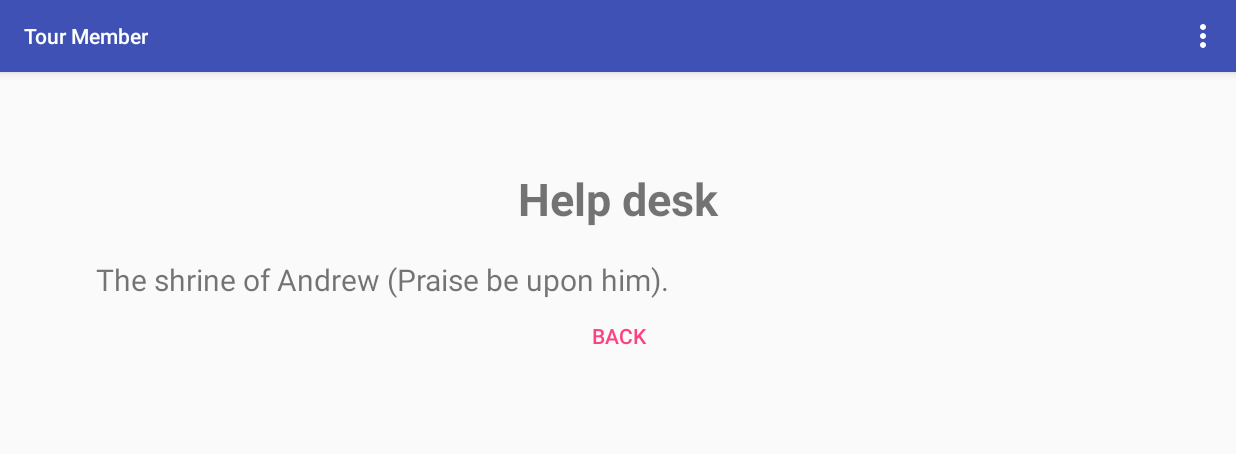
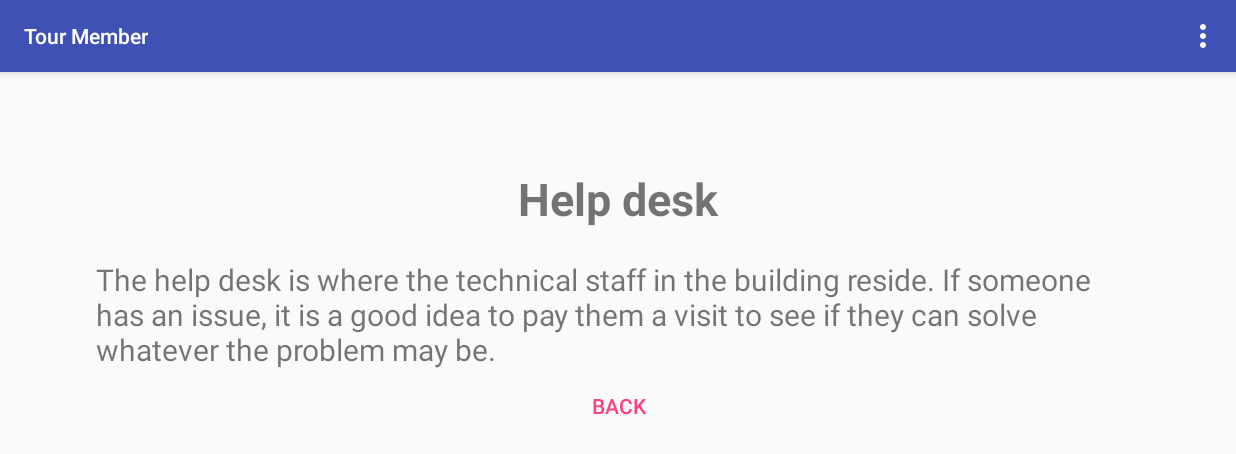
Before and after one commit to tjcdavy/HCIPrototypes, an Android app: the ItemInfo screen opened directly, with no data from a screen before it, on a phone screen of 824 x 412 dp (held sideways). Shown: the top 454 px of the screen. Run offline under Robolectric (Android 15) with nearby library versions, the phone set to English and light mode, and no system bars.

Commit message:
Changed string values to more meaningful text for long descriptions

```diff
--- a/app/src/main/res/values/strings.xml
+++ b/app/src/main/res/values/strings.xml
@@ -53,12 +53,12 @@
     </string-array>
 
     <string-array name="large_desc">
-        <item>The shrine of Andrew (Praise be upon him).</item>
-        <item>A fantasy land that few will ever get access to.</item>
-        <item>Where you will spend most of your uni career slowly dying.</item>
-        <item>The place that will never fucking work.</item>
-        <item>The only place of solace in this dark world.</item>
-        <item>I bet you can\'t even name anyone who has an office down here.</item>
+        <item>The help desk is where the technical staff in the building reside.  If someone has an issue, it is a good idea to pay them a visit to see if they can solve whatever the problem may be.</item>
+        <item>The HITLAB is a virtual reality development space.  It has many different tools for students to work with virtual reality projects, including at least one VIVE virtual reality headset.</item>
+        <item>This corridor holds the computer labs that the students use for their work.  These are a mix of Mac OS and Windows computers, used for different programs and classes.  At the end is the networks lab, which is only accessible by students doing networking related units (for example KIT201 and KIT304).</item>
+        <item>Most of the lectures for ICT, especially in second and third year, are located in this Video Conference room, often video linked to Hobart.  The CTS (Computing and Technology Society) hold some of their events in this room as well.</item>
+        <item>The Student lounge is somewhere that most undergraduate students will come in the breaks between their classes.  It is a social space for people to talk, work or play the boardgames on the shelf, provided by the CTS.</item>
+        <item>Those doing postgraduate study are given offices down this corridor.  This allows them to focus harder on their work, given their own working space, and reduced distractions from other students.</item>
     </string-array>
 
 </resources>
```
